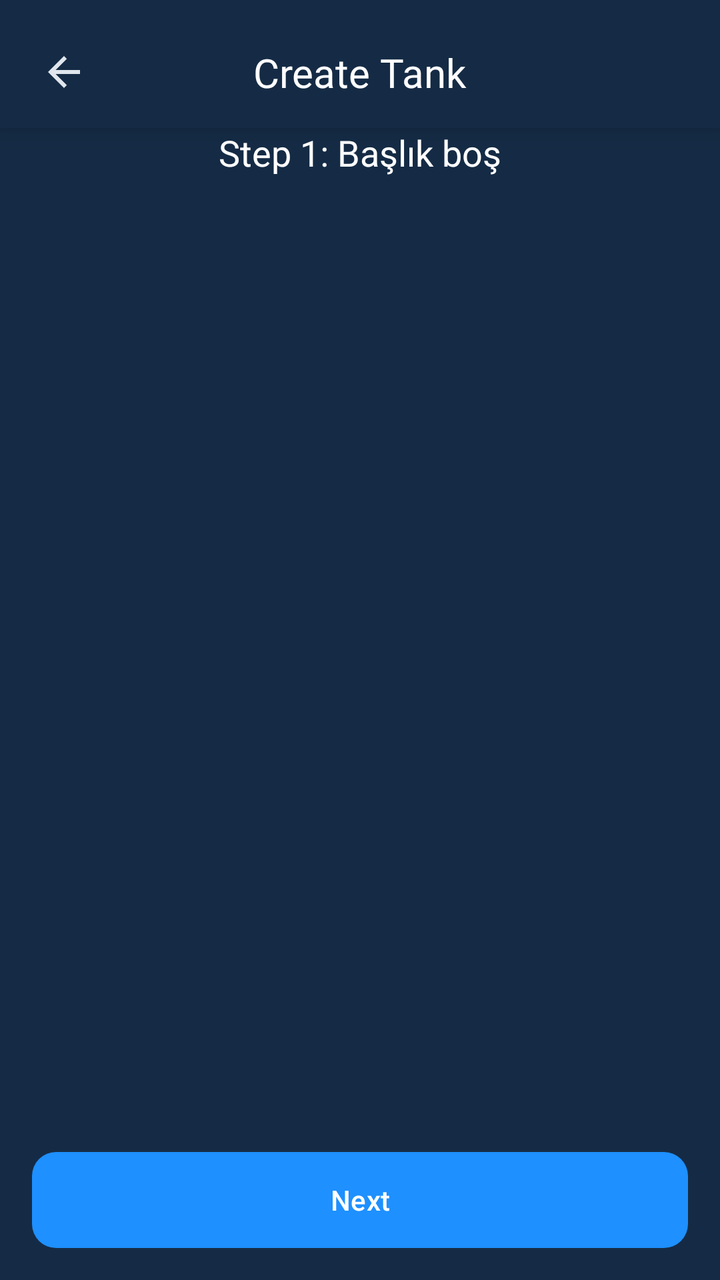
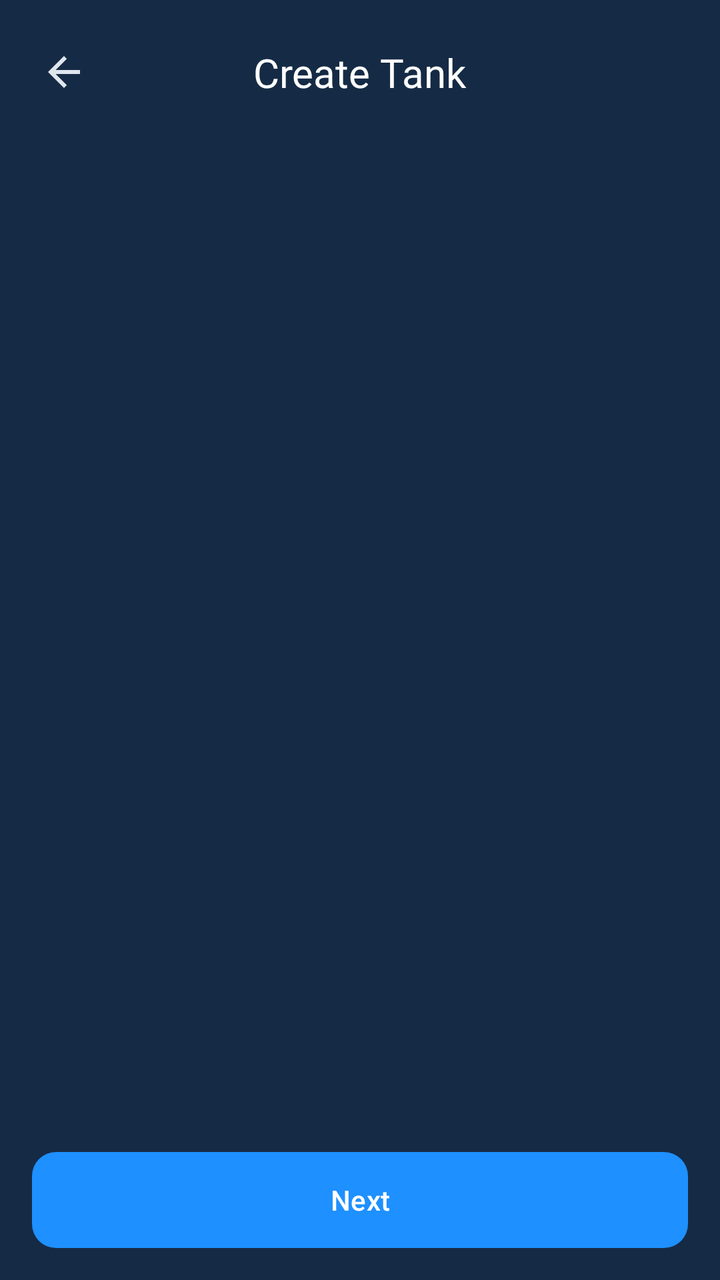

The first picture is an Android layout as it rendered before a commit; the second is the same layout after the commit. The layout source and the unified diff follow.
<!-- AndroidManifest.xml: application theme AppTheme -->
<!-- res/layout/fragment_create_tank.xml -->
<?xml version="1.0" encoding="utf-8"?>
<androidx.constraintlayout.widget.ConstraintLayout 
    xmlns:android="http://schemas.android.com/apk/res/android"
    xmlns:app="http://schemas.android.com/apk/res-auto"
    android:layout_width="match_parent"
    android:layout_height="match_parent"
    android:background="@color/background_color">

    
    <androidx.constraintlayout.widget.ConstraintLayout
        android:id="@+id/headerContainer"
        android:layout_width="match_parent"
        android:layout_height="wrap_content"
        android:paddingHorizontal="16dp"
        android:paddingTop="20dp"
        android:paddingBottom="12dp"
        android:background="@color/background_color"
        android:elevation="8dp"
        app:layout_constraintTop_toTopOf="parent">

        
        <ImageView
            android:id="@+id/btnBack"
            android:layout_width="32dp"
            android:layout_height="32dp"
            android:src="@drawable/ic_back"
            android:scaleType="center"
            app:tint="?attr/colorOnSurface"
            android:clickable="true"
            android:focusable="true"
            android:contentDescription="Back"
            app:layout_constraintBottom_toBottomOf="parent"
            app:layout_constraintStart_toStartOf="parent"
            app:layout_constraintTop_toTopOf="parent" />

        
        <TextView
            android:id="@+id/tvTitle"
            style="@style/TextAppearance.Aqua.EditProfileTitle"
            android:layout_width="wrap_content"
            android:layout_height="wrap_content"
            android:text="Create Tank"
            android:importantForAccessibility="yes"
            app:layout_constraintTop_toTopOf="parent"
            app:layout_constraintBottom_toBottomOf="parent"
            app:layout_constraintStart_toStartOf="parent"
            app:layout_constraintEnd_toEndOf="parent" />
    </androidx.constraintlayout.widget.ConstraintLayout>

    
    <androidx.constraintlayout.widget.ConstraintLayout
        android:layout_width="0dp"
        android:layout_height="0dp"
        app:layout_constraintTop_toBottomOf="@id/headerContainer"
        app:layout_constraintBottom_toTopOf="@+id/buttonContainer"
        app:layout_constraintStart_toStartOf="parent"
        app:layout_constraintEnd_toEndOf="parent">

        
        <androidx.constraintlayout.widget.ConstraintLayout
            android:id="@+id/step1Layout"
            android:layout_width="0dp"
            android:layout_height="0dp"
            android:visibility="visible"
            app:layout_constraintTop_toTopOf="parent"
            app:layout_constraintBottom_toBottomOf="parent"
            app:layout_constraintStart_toStartOf="parent"
            app:layout_constraintEnd_toEndOf="parent">
            <TextView
                android:id="@+id/step1Placeholder"
                android:layout_width="wrap_content"
                android:layout_height="wrap_content"
                android:text="Step 1: Başlık boş"
                android:textColor="@color/white"
                android:textSize="18sp"
                app:layout_constraintTop_toTopOf="parent"
                app:layout_constraintStart_toStartOf="parent"
                app:layout_constraintEnd_toEndOf="parent"/>
        </androidx.constraintlayout.widget.ConstraintLayout>

        
        <androidx.constraintlayout.widget.ConstraintLayout
            android:id="@+id/step2Layout"
            android:layout_width="0dp"
            android:layout_height="0dp"
            android:visibility="gone"
            app:layout_constraintTop_toTopOf="parent"
            app:layout_constraintBottom_toBottomOf="parent"
            app:layout_constraintStart_toStartOf="parent"
            app:layout_constraintEnd_toEndOf="parent">
            <TextView
                android:id="@+id/step2Placeholder"
                android:layout_width="wrap_content"
                android:layout_height="wrap_content"
                android:text="Step 2: Başlık boş"
                android:textColor="@color/white"
                android:textSize="18sp"
                app:layout_constraintTop_toTopOf="parent"
                app:layout_constraintStart_toStartOf="parent"
                app:layout_constraintEnd_toEndOf="parent"/>
        </androidx.constraintlayout.widget.ConstraintLayout>

        
        <androidx.constraintlayout.widget.ConstraintLayout
            android:id="@+id/step3Layout"
            android:layout_width="0dp"
            android:layout_height="0dp"
            android:visibility="gone"
            app:layout_constraintTop_toTopOf="parent"
            app:layout_constraintBottom_toBottomOf="parent"
            app:layout_constraintStart_toStartOf="parent"
            app:layout_constraintEnd_toEndOf="parent">
            <TextView
                android:id="@+id/step3Placeholder"
                android:layout_width="wrap_content"
                android:layout_height="wrap_content"
                android:text="Step 3: Başlık boş"
                android:textColor="@color/white"
                android:textSize="18sp"
                app:layout_constraintTop_toTopOf="parent"
                app:layout_constraintStart_toStartOf="parent"
                app:layout_constraintEnd_toEndOf="parent"/>
        </androidx.constraintlayout.widget.ConstraintLayout>

        
        <androidx.constraintlayout.widget.ConstraintLayout
            android:id="@+id/step4Layout"
            android:layout_width="0dp"
            android:layout_height="0dp"
            android:visibility="gone"
            app:layout_constraintTop_toTopOf="parent"
            app:layout_constraintBottom_toBottomOf="parent"
            app:layout_constraintStart_toStartOf="parent"
            app:layout_constraintEnd_toEndOf="parent">
            <TextView
                android:id="@+id/step4Placeholder"
                android:layout_width="wrap_content"
                android:layout_height="wrap_content"
                android:text="Step 4: Başlık boş"
                android:textColor="@color/white"
                android:textSize="18sp"
                app:layout_constraintTop_toTopOf="parent"
                app:layout_constraintStart_toStartOf="parent"
                app:layout_constraintEnd_toEndOf="parent"/>
        </androidx.constraintlayout.widget.ConstraintLayout>

        
        <androidx.constraintlayout.widget.ConstraintLayout
            android:id="@+id/step5Layout"
            android:layout_width="0dp"
            android:layout_height="0dp"
            android:visibility="gone"
            app:layout_constraintTop_toTopOf="parent"
            app:layout_constraintBottom_toBottomOf="parent"
            app:layout_constraintStart_toStartOf="parent"
            app:layout_constraintEnd_toEndOf="parent">
            <TextView
                android:id="@+id/step5Placeholder"
                android:layout_width="wrap_content"
                android:layout_height="wrap_content"
                android:text="Step 5: Başlık boş"
                android:textColor="@color/white"
                android:textSize="18sp"
                app:layout_constraintTop_toTopOf="parent"
                app:layout_constraintStart_toStartOf="parent"
                app:layout_constraintEnd_toEndOf="parent"/>
        </androidx.constraintlayout.widget.ConstraintLayout>

    </androidx.constraintlayout.widget.ConstraintLayout>

    
    <LinearLayout
        android:id="@+id/buttonContainer"
        android:layout_width="0dp"
        android:layout_height="wrap_content"
        android:orientation="horizontal"
        android:gravity="end"
        android:padding="16dp"
        app:layout_constraintBottom_toBottomOf="parent"
        app:layout_constraintStart_toStartOf="parent"
        app:layout_constraintEnd_toEndOf="parent">

        
       <com.google.android.material.button.MaterialButton
    android:id="@+id/btnNext"
    style="@style/Widget.Aqua.PrimaryButton"
    android:layout_width="match_parent"
    android:layout_height="48dp"
    android:text="Next"/>
    </LinearLayout>

</androidx.constraintlayout.widget.ConstraintLayout>
<!-- resources referenced by this layout -->
<resources>
  <color name="background_color">#152B45</color>
  <color name="white">#FFFFFF</color>
  <!-- drawable ic_back (drawable) -->
  <?xml version="1.0" encoding="utf-8"?>
  <vector xmlns:android="http://schemas.android.com/apk/res/android"
      android:width="24dp"
      android:height="24dp"
      android:viewportWidth="24"
      android:viewportHeight="24">
  
      <path
          android:fillColor="@android:color/white"
          android:pathData="M20,11H7.83L13.42,5.41L12,4l-8,8 8,8 1.41,-1.41L7.83,13H20v-2z" />
  </vector>
  <style name="TextAppearance.Aqua.EditProfileTitle" parent="TextAppearance.Material3.TitleLarge">
      <item name="fontFamily">@font/inter_semibold</item>
      <item name="android:fontFamily">@font/inter_semibold</item>
      <item name="android:textColor">@android:color/white</item>
      <item name="android:textSize">20sp</item>
  </style>
  <style name="Widget.Aqua.PrimaryButton" parent="Widget.Material3.Button">
      <item name="android:textColor">@android:color/white</item>
      <item name="cornerRadius">12dp</item>
      <item name="android:insetTop">0dp</item>
      <item name="android:insetBottom">0dp</item>
      <item name="android:paddingTop">12dp</item>
      <item name="android:paddingBottom">12dp</item>
      <item name="backgroundTint">@color/aqua_button_blue</item>
  </style>
  <style name="AppTheme" parent="Theme.Material3.DayNight.NoActionBar">
  
          
          <item name="colorPrimary">@color/md_theme_light_primary</item>
          <item name="colorOnPrimary">@color/md_theme_light_onPrimary</item>
          <item name="colorSecondary">@color/md_theme_light_secondary</item>
          <item name="colorOnSecondary">@color/md_theme_light_onSecondary</item>
  
          
          <item name="android:colorBackground">@color/md_theme_light_background</item>
          <item name="colorSurface">@color/md_theme_light_surface</item>
          <item name="colorOnSurface">@color/md_theme_light_onSurface</item>
  
          
          <item name="colorSurfaceVariant">@color/md_theme_light_surfaceVariant</item>
          <item name="colorOnSurfaceVariant">@color/md_theme_light_onSurfaceVariant</item>
          <item name="colorOutline">@color/md_theme_light_outline</item>
          <item name="colorOutlineVariant">@color/md_theme_light_outlineVariant</item>
          <item name="colorError">@color/md_theme_light_error</item>
          <item name="colorOnError">@color/md_theme_light_onError</item>
  
          
          <item name="android:statusBarColor">@android:color/transparent</item>
          <item name="android:navigationBarColor">@android:color/black</item>
  
          
          <item name="android:windowLightStatusBar">true</item>
          <item name="android:windowLightNavigationBar">true</item>
  
          
          <item name="windowActionBar">false</item>
          <item name="android:windowNoTitle">true</item>
      </style>
  <color name="aqua_button_blue">#1E90FF</color>
  <color name="md_theme_light_primary">#2196F3</color>
  <color name="md_theme_light_onPrimary">#FFFFFF</color>
  <color name="md_theme_light_secondary">#4A6363</color>
  <color name="md_theme_light_onSecondary">#FFFFFF</color>
  <color name="md_theme_light_background">#152B45</color>
  <color name="md_theme_light_surface">#152B45</color>
  <color name="md_theme_light_onSurface">#E0E6ED</color>
  <color name="md_theme_light_surfaceVariant">#233042</color>
  <color name="md_theme_light_onSurfaceVariant">#5C6B75</color>
  <color name="md_theme_light_outline">#455A64</color>
  <color name="md_theme_light_outlineVariant">#37474F</color>
  <color name="md_theme_light_error">#D32F2F</color>
  <color name="md_theme_light_onError">#FFFFFF</color>
</resources>

<!-- the commit's change to res/layout/fragment_create_tank.xml (unified diff, before → after) -->
@@ -15,7 +15,6 @@
         android:paddingTop="20dp"
         android:paddingBottom="12dp"
         android:background="@color/background_color"
-        android:elevation="8dp"
         app:layout_constraintTop_toTopOf="parent">
 
         
@@ -61,21 +60,12 @@
             android:id="@+id/step1Layout"
             android:layout_width="0dp"
             android:layout_height="0dp"
+			android:text="Step 1: Başlık boş"
             android:visibility="visible"
             app:layout_constraintTop_toTopOf="parent"
             app:layout_constraintBottom_toBottomOf="parent"
             app:layout_constraintStart_toStartOf="parent"
             app:layout_constraintEnd_toEndOf="parent">
-            <TextView
-                android:id="@+id/step1Placeholder"
-                android:layout_width="wrap_content"
-                android:layout_height="wrap_content"
-                android:text="Step 1: Başlık boş"
-                android:textColor="@color/white"
-                android:textSize="18sp"
-                app:layout_constraintTop_toTopOf="parent"
-                app:layout_constraintStart_toStartOf="parent"
-                app:layout_constraintEnd_toEndOf="parent"/>
         </androidx.constraintlayout.widget.ConstraintLayout>
 
         
@@ -84,20 +74,11 @@
             android:layout_width="0dp"
             android:layout_height="0dp"
             android:visibility="gone"
+			android:text="Step 2: Başlık boş"
             app:layout_constraintTop_toTopOf="parent"
             app:layout_constraintBottom_toBottomOf="parent"
             app:layout_constraintStart_toStartOf="parent"
             app:layout_constraintEnd_toEndOf="parent">
-            <TextView
-                android:id="@+id/step2Placeholder"
-                android:layout_width="wrap_content"
-                android:layout_height="wrap_content"
-                android:text="Step 2: Başlık boş"
-                android:textColor="@color/white"
-                android:textSize="18sp"
-                app:layout_constraintTop_toTopOf="parent"
-                app:layout_constraintStart_toStartOf="parent"
-                app:layout_constraintEnd_toEndOf="parent"/>
         </androidx.constraintlayout.widget.ConstraintLayout>
 
         
@@ -105,21 +86,13 @@
             android:id="@+id/step3Layout"
             android:layout_width="0dp"
             android:layout_height="0dp"
+			android:text="Step 3: Başlık boş"
             android:visibility="gone"
             app:layout_constraintTop_toTopOf="parent"
             app:layout_constraintBottom_toBottomOf="parent"
             app:layout_constraintStart_toStartOf="parent"
             app:layout_constraintEnd_toEndOf="parent">
-            <TextView
-                android:id="@+id/step3Placeholder"
-                android:layout_width="wrap_content"
-                android:layout_height="wrap_content"
-                android:text="Step 3: Başlık boş"
-                android:textColor="@color/white"
-                android:textSize="18sp"
-                app:layout_constraintTop_toTopOf="parent"
-                app:layout_constraintStart_toStartOf="parent"
-                app:layout_constraintEnd_toEndOf="parent"/>
+           
         </androidx.constraintlayout.widget.ConstraintLayout>
 
         
@@ -127,21 +100,13 @@
             android:id="@+id/step4Layout"
             android:layout_width="0dp"
             android:layout_height="0dp"
+			android:text="Step 4: Başlık boş"
             android:visibility="gone"
             app:layout_constraintTop_toTopOf="parent"
             app:layout_constraintBottom_toBottomOf="parent"
             app:layout_constraintStart_toStartOf="parent"
             app:layout_constraintEnd_toEndOf="parent">
-            <TextView
-                android:id="@+id/step4Placeholder"
-                android:layout_width="wrap_content"
-                android:layout_height="wrap_content"
-                android:text="Step 4: Başlık boş"
-                android:textColor="@color/white"
-                android:textSize="18sp"
-                app:layout_constraintTop_toTopOf="parent"
-                app:layout_constraintStart_toStartOf="parent"
-                app:layout_constraintEnd_toEndOf="parent"/>
+          
         </androidx.constraintlayout.widget.ConstraintLayout>
 
         
@@ -149,21 +114,13 @@
             android:id="@+id/step5Layout"
             android:layout_width="0dp"
             android:layout_height="0dp"
+			android:text="Step 5: Başlık boş"
             android:visibility="gone"
             app:layout_constraintTop_toTopOf="parent"
             app:layout_constraintBottom_toBottomOf="parent"
             app:layout_constraintStart_toStartOf="parent"
             app:layout_constraintEnd_toEndOf="parent">
-            <TextView
-                android:id="@+id/step5Placeholder"
-                android:layout_width="wrap_content"
-                android:layout_height="wrap_content"
-                android:text="Step 5: Başlık boş"
-                android:textColor="@color/white"
-                android:textSize="18sp"
-                app:layout_constraintTop_toTopOf="parent"
-                app:layout_constraintStart_toStartOf="parent"
-                app:layout_constraintEnd_toEndOf="parent"/>
+           
         </androidx.constraintlayout.widget.ConstraintLayout>
 
     </androidx.constraintlayout.widget.ConstraintLayout>
<!-- resource entries referenced after the edit -->
@@ -1,7 +1,6 @@
 <!-- resources referenced by this layout -->
 <resources>
   <color name="background_color">#152B45</color>
-  <color name="white">#FFFFFF</color>
   <!-- drawable ic_back (drawable) -->
   <?xml version="1.0" encoding="utf-8"?>
   <vector xmlns:android="http://schemas.android.com/apk/res/android"
